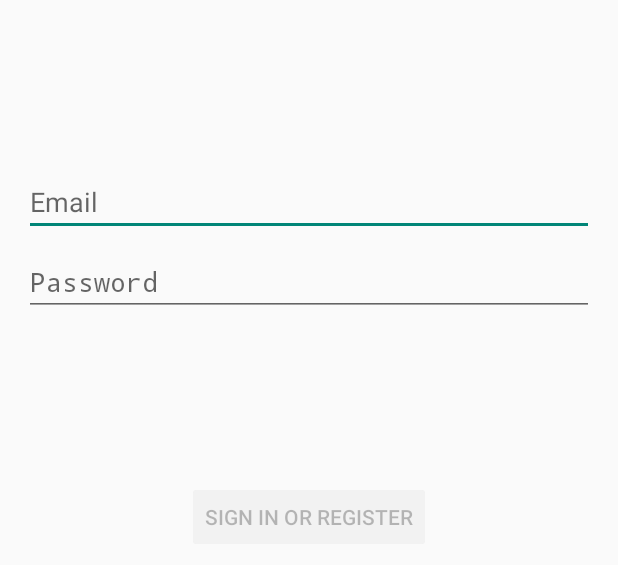
After one commit to KhoTheProgrammer/mobile-application-practice, an Android app built with Jetpack Compose: the layout activity_login2.xml on its own in the app's theme, with its tools: preview values and no code run, on a phone screen of 412 x 824 dp. The commit adds this screen. Shown: the top 565 px of the screen. Run offline under Robolectric (Android 15) with nearby library versions, the phone set to English and light mode, and no system bars.

Commit message:
feat(ui): Add responsive login and donation form layouts
- Add new layout files for login screen with responsive design
- Create layout variations for different screen sizes (w1240dp, w936dp)
- Add new layout for donation form screen
- Add new dimension resources for responsive layouts
- Update strings resource file with new login and form related strings
- Implement constraint layouts for flexible UI design
- Prepare UI components for login and donation screens

```diff
--- /dev/null
+++ b/app/src/main/res/layout-w1240dp/activity_login2.xml
@@ -0,0 +1,70 @@
+<?xml version="1.0" encoding="utf-8"?>
+<androidx.constraintlayout.widget.ConstraintLayout
+    xmlns:android="http://schemas.android.com/apk/res/android"
+    xmlns:app="http://schemas.android.com/apk/res-auto"
+    xmlns:tools="http://schemas.android.com/tools"
+    android:id="@+id/container"
+    android:layout_width="match_parent"
+    android:layout_height="match_parent"
+    android:paddingBottom="@dimen/activity_vertical_margin"
+    android:paddingLeft="@dimen/activity_horizontal_margin"
+    android:paddingRight="@dimen/activity_horizontal_margin"
+    android:paddingTop="@dimen/activity_vertical_margin"
+    tools:context=".ui.login.LoginActivity2">
+
+    <EditText
+        android:id="@+id/username"
+        android:layout_width="0dp"
+        android:layout_height="wrap_content"
+        android:layout_marginTop="96dp"
+        android:hint="@string/prompt_email"
+        android:inputType="textEmailAddress"
+        android:selectAllOnFocus="true"
+        app:layout_constraintEnd_toEndOf="parent"
+        app:layout_constraintStart_toStartOf="parent"
+        app:layout_constraintTop_toTopOf="parent" />
+
+    <EditText
+        android:id="@+id/password"
+        android:layout_width="0dp"
+        android:layout_height="wrap_content"
+        android:layout_marginTop="8dp"
+        android:hint="@string/prompt_password"
+        android:imeActionLabel="@string/action_sign_in_short"
+        android:imeOptions="actionDone"
+        android:inputType="textPassword"
+        android:selectAllOnFocus="true"
+        app:layout_constraintEnd_toEndOf="parent"
+        app:layout_constraintStart_toStartOf="parent"
+        app:layout_constraintTop_toBottomOf="@+id/username" />
+
+    <Button
+        android:id="@+id/login"
+        android:enabled="false"
+        android:layout_width="wrap_content"
+        android:layout_height="wrap_content"
+        android:layout_gravity="start"
+        android:layout_marginTop="16dp"
+        android:layout_marginBottom="64dp"
+        android:text="@string/action_sign_in"
+        app:layout_constraintBottom_toBottomOf="parent"
+        app:layout_constraintEnd_toEndOf="parent"
+        app:layout_constraintStart_toStartOf="parent"
+        app:layout_constraintTop_toBottomOf="@+id/password"
+        app:layout_constraintVertical_bias="0.2" />
+
+    <ProgressBar
+        android:id="@+id/loading"
+        android:visibility="gone"
+        android:layout_width="wrap_content"
+        android:layout_height="wrap_content"
+        android:layout_gravity="center"
+        android:layout_marginTop="64dp"
+        android:layout_marginBottom="64dp"
+        app:layout_constraintBottom_toBottomOf="parent"
+        app:layout_constraintEnd_toEndOf="@+id/password"
+        app:layout_constraintStart_toStartOf="@+id/password"
+        app:layout_constraintTop_toTopOf="parent"
+        app:layout_constraintVertical_bias="0.3" />
+
+</androidx.constraintlayout.widget.ConstraintLayout>
--- /dev/null
+++ b/app/src/main/res/layout-w936dp/activity_login2.xml
@@ -0,0 +1,77 @@
+<?xml version="1.0" encoding="utf-8"?>
+<androidx.constraintlayout.widget.ConstraintLayout
+    xmlns:android="http://schemas.android.com/apk/res/android"
+    xmlns:app="http://schemas.android.com/apk/res-auto"
+    xmlns:tools="http://schemas.android.com/tools"
+    android:id="@+id/container"
+    android:layout_width="match_parent"
+    android:layout_height="match_parent"
+    android:paddingBottom="@dimen/activity_vertical_margin"
+    android:paddingLeft="@dimen/activity_horizontal_margin"
+    android:paddingRight="@dimen/activity_horizontal_margin"
+    android:paddingTop="@dimen/activity_vertical_margin"
+    tools:context=".ui.login.LoginActivity2">
+
+    <androidx.constraintlayout.widget.ConstraintLayout
+        android:layout_width="840dp"
+        android:layout_height="match_parent"
+        app:layout_constraintStart_toStartOf="parent"
+        app:layout_constraintEnd_toEndOf="parent">
+
+    <EditText
+        android:id="@+id/username"
+        android:layout_width="0dp"
+        android:layout_height="wrap_content"
+        android:layout_marginTop="96dp"
+        android:hint="@string/prompt_email"
+        android:inputType="textEmailAddress"
+        android:selectAllOnFocus="true"
+        app:layout_constraintEnd_toEndOf="parent"
+        app:layout_constraintStart_toStartOf="parent"
+        app:layout_constraintTop_toTopOf="parent" />
+
+    <EditText
+        android:id="@+id/password"
+        android:layout_width="0dp"
+        android:layout_height="wrap_content"
+        android:layout_marginTop="8dp"
+        android:hint="@string/prompt_password"
+        android:imeActionLabel="@string/action_sign_in_short"
+        android:imeOptions="actionDone"
+        android:inputType="textPassword"
+        android:selectAllOnFocus="true"
+        app:layout_constraintEnd_toEndOf="parent"
+        app:layout_constraintStart_toStartOf="parent"
+        app:layout_constraintTop_toBottomOf="@+id/username" />
+
+    <Button
+        android:id="@+id/login"
+        android:enabled="false"
+        android:layout_width="wrap_content"
+        android:layout_height="wrap_content"
+        android:layout_gravity="start"
+        android:layout_marginTop="16dp"
+        android:layout_marginBottom="64dp"
+        android:text="@string/action_sign_in"
+        app:layout_constraintBottom_toBottomOf="parent"
+        app:layout_constraintEnd_toEndOf="parent"
+        app:layout_constraintStart_toStartOf="parent"
+        app:layout_constraintTop_toBottomOf="@+id/password"
+        app:layout_constraintVertical_bias="0.2" />
+
+    <ProgressBar
+        android:id="@+id/loading"
+        android:visibility="gone"
+        android:layout_width="wrap_content"
+        android:layout_height="wrap_content"
+        android:layout_gravity="center"
+        android:layout_marginTop="64dp"
+        android:layout_marginBottom="64dp"
+        app:layout_constraintBottom_toBottomOf="parent"
+        app:layout_constraintEnd_toEndOf="@+id/password"
+        app:layout_constraintStart_toStartOf="@+id/password"
+        app:layout_constraintTop_toTopOf="parent"
+        app:layout_constraintVertical_bias="0.3" />
+
+    </androidx.constraintlayout.widget.ConstraintLayout>
+</androidx.constraintlayout.widget.ConstraintLayout>
--- /dev/null
+++ b/app/src/main/res/layout/activity_donation_form.xml
@@ -0,0 +1,10 @@
+<?xml version="1.0" encoding="utf-8"?>
+<androidx.constraintlayout.widget.ConstraintLayout xmlns:android="http://schemas.android.com/apk/res/android"
+    xmlns:app="http://schemas.android.com/apk/res-auto"
+    xmlns:tools="http://schemas.android.com/tools"
+    android:id="@+id/main"
+    android:layout_width="match_parent"
+    android:layout_height="match_parent"
+    tools:context=".DonationFormActivity">
+
+</androidx.constraintlayout.widget.ConstraintLayout>
--- /dev/null
+++ b/app/src/main/res/layout/activity_donation_form2.xml
@@ -0,0 +1,10 @@
+<?xml version="1.0" encoding="utf-8"?>
+<androidx.constraintlayout.widget.ConstraintLayout xmlns:android="http://schemas.android.com/apk/res/android"
+    xmlns:app="http://schemas.android.com/apk/res-auto"
+    xmlns:tools="http://schemas.android.com/tools"
+    android:id="@+id/main"
+    android:layout_width="match_parent"
+    android:layout_height="match_parent"
+    tools:context=".DonationFormActivity">
+
+</androidx.constraintlayout.widget.ConstraintLayout>
--- /dev/null
+++ b/app/src/main/res/layout/activity_login2.xml
@@ -0,0 +1,70 @@
+<?xml version="1.0" encoding="utf-8"?>
+<androidx.constraintlayout.widget.ConstraintLayout
+    xmlns:android="http://schemas.android.com/apk/res/android"
+    xmlns:app="http://schemas.android.com/apk/res-auto"
+    xmlns:tools="http://schemas.android.com/tools"
+    android:id="@+id/container"
+    android:layout_width="match_parent"
+    android:layout_height="match_parent"
+    android:paddingBottom="@dimen/activity_vertical_margin"
+    android:paddingLeft="@dimen/activity_horizontal_margin"
+    android:paddingRight="@dimen/activity_horizontal_margin"
+    android:paddingTop="@dimen/activity_vertical_margin"
+    tools:context=".ui.login.LoginActivity2">
+
+    <EditText
+        android:id="@+id/username"
+        android:layout_width="0dp"
+        android:layout_height="wrap_content"
+        android:layout_marginTop="96dp"
+        android:hint="@string/prompt_email"
+        android:inputType="textEmailAddress"
+        android:selectAllOnFocus="true"
+        app:layout_constraintEnd_toEndOf="parent"
+        app:layout_constraintStart_toStartOf="parent"
+        app:layout_constraintTop_toTopOf="parent" />
+
+    <EditText
+        android:id="@+id/password"
+        android:layout_width="0dp"
+        android:layout_height="wrap_content"
+        android:layout_marginTop="8dp"
+        android:hint="@string/prompt_password"
+        android:imeActionLabel="@string/action_sign_in_short"
+        android:imeOptions="actionDone"
+        android:inputType="textPassword"
+        android:selectAllOnFocus="true"
+        app:layout_constraintEnd_toEndOf="parent"
+        app:layout_constraintStart_toStartOf="parent"
+        app:layout_constraintTop_toBottomOf="@+id/username" />
+
+    <Button
+        android:id="@+id/login"
+        android:enabled="false"
+        android:layout_width="wrap_content"
+        android:layout_height="wrap_content"
+        android:layout_gravity="start"
+        android:layout_marginTop="16dp"
+        android:layout_marginBottom="64dp"
+        android:text="@string/action_sign_in"
+        app:layout_constraintBottom_toBottomOf="parent"
+        app:layout_constraintEnd_toEndOf="parent"
+        app:layout_constraintStart_toStartOf="parent"
+        app:layout_constraintTop_toBottomOf="@+id/password"
+        app:layout_constraintVertical_bias="0.2" />
+
+    <ProgressBar
+        android:id="@+id/loading"
+        android:visibility="gone"
+        android:layout_width="wrap_content"
+        android:layout_height="wrap_content"
+        android:layout_gravity="center"
+        android:layout_marginTop="64dp"
+        android:layout_marginBottom="64dp"
+        app:layout_constraintBottom_toBottomOf="parent"
+        app:layout_constraintEnd_toEndOf="@+id/password"
+        app:layout_constraintStart_toStartOf="@+id/password"
+        app:layout_constraintTop_toTopOf="parent"
+        app:layout_constraintVertical_bias="0.3" />
+
+</androidx.constraintlayout.widget.ConstraintLayout>
--- /dev/null
+++ b/app/src/main/res/layout/activity_orphanage_detail.xml
@@ -0,0 +1,10 @@
+<?xml version="1.0" encoding="utf-8"?>
+<androidx.constraintlayout.widget.ConstraintLayout xmlns:android="http://schemas.android.com/apk/res/android"
+    xmlns:app="http://schemas.android.com/apk/res-auto"
+    xmlns:tools="http://schemas.android.com/tools"
+    android:id="@+id/main"
+    android:layout_width="match_parent"
+    android:layout_height="match_parent"
+    tools:context=".OrphanageDetailActivity">
+
+</androidx.constraintlayout.widget.ConstraintLayout>
--- /dev/null
+++ b/app/src/main/res/layout/activity_testing.xml
@@ -0,0 +1,10 @@
+<?xml version="1.0" encoding="utf-8"?>
+<androidx.constraintlayout.widget.ConstraintLayout xmlns:android="http://schemas.android.com/apk/res/android"
+    xmlns:app="http://schemas.android.com/apk/res-auto"
+    xmlns:tools="http://schemas.android.com/tools"
+    android:id="@+id/main"
+    android:layout_width="match_parent"
+    android:layout_height="match_parent"
+    tools:context=".TestingActivity">
+
+</androidx.constraintlayout.widget.ConstraintLayout>
--- /dev/null
+++ b/app/src/main/res/values-land/dimens.xml
@@ -0,0 +1,3 @@
+<resources>
+ <dimen name="activity_horizontal_margin">48dp</dimen>
+</resources>
--- /dev/null
+++ b/app/src/main/res/values-w1240dp/dimens.xml
@@ -0,0 +1,3 @@
+<resources>
+ <dimen name="activity_horizontal_margin">200dp</dimen>
+</resources>
--- /dev/null
+++ b/app/src/main/res/values-w600dp/dimens.xml
@@ -0,0 +1,3 @@
+<resources>
+ <dimen name="activity_horizontal_margin">48dp</dimen>
+</resources>
--- /dev/null
+++ b/app/src/main/res/values/dimens.xml
@@ -0,0 +1,5 @@
+<resources>
+    <!-- Default screen margins, per the Android Design guidelines. -->
+ <dimen name="activity_horizontal_margin">16dp</dimen>
+ <dimen name="activity_vertical_margin">16dp</dimen>
+</resources>
--- a/app/src/main/res/values/strings.xml
+++ b/app/src/main/res/values/strings.xml
@@ -1,3 +1,12 @@
 <resources>
     <string name="app_name">My Application</string>
+    <string name="title_activity_login2">LoginActivity2</string>
+    <string name="prompt_email">Email</string>
+    <string name="prompt_password">Password</string>
+    <string name="action_sign_in">Sign in or register</string>
+    <string name="action_sign_in_short">Sign in</string>
+    <string name="welcome">"Welcome !"</string>
+    <string name="invalid_username">Not a valid username</string>
+    <string name="invalid_password">Password must be >5 characters</string>
+    <string name="login_failed">"Login failed"</string>
 </resources>
```
